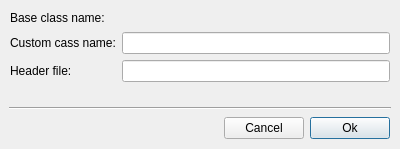
Qt form tools/designer/src/shared/promotetocustomwidgetdialog.ui (arnt/qt-history2) before a commit.
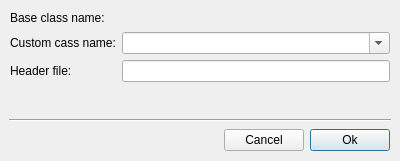
The same form after that commit.

Commit message:
Polished up the promote custom widget dialog
[git-p4: depot-paths = "//depot/qt/main/": change = 167055]

What changed in the file:
```diff
--- a/tools/designer/src/shared/promotetocustomwidgetdialog.ui
+++ b/tools/designer/src/shared/promotetocustomwidgetdialog.ui
@@ -12,7 +12,7 @@
     <x>0</x>
     <y>0</y>
     <width>400</width>
-    <height>149</height>
+    <height>161</height>
    </rect>
   </property>
   <property name="windowTitle" >
@@ -40,7 +40,7 @@
       <number>6</number>
      </property>
      <item row="1" column="1" >
-      <widget class="QLineEdit" name="m_class_name_input" >
+      <widget class="QComboBox" name="m_class_name_input" >
        <property name="objectName" >
         <string notr="true" >m_class_name_input</string>
        </property>
@@ -49,14 +49,19 @@
          <x>121</x>
          <y>21</y>
          <width>260</width>
-         <height>19</height>
+         <height>21</height>
         </rect>
        </property>
-       <property name="text" >
-        <string/>
+       <property name="sizePolicy" >
+        <sizepolicy>
+         <hsizetype>1</hsizetype>
+         <vsizetype>0</vsizetype>
+         <horstretch>0</horstretch>
+         <verstretch>0</verstretch>
+        </sizepolicy>
        </property>
-       <property name="echoMode" >
-        <enum>QLineEdit::Normal</enum>
+       <property name="editable" >
+        <bool>true</bool>
        </property>
       </widget>
      </item>
@@ -210,9 +215,9 @@
      <property name="geometry" >
       <rect>
        <x>9</x>
-       <y>81</y>
+       <y>83</y>
        <width>382</width>
-       <height>17</height>
+       <height>27</height>
       </rect>
      </property>
      <property name="orientation" >
@@ -220,8 +225,8 @@
      </property>
      <property name="sizeHint" >
       <size>
-       <width>20</width>
-       <height>81</height>
+       <width>382</width>
+       <height>21</height>
       </size>
      </property>
     </spacer>
@@ -234,7 +239,7 @@
      <property name="geometry" >
       <rect>
        <x>9</x>
-       <y>104</y>
+       <y>116</y>
        <width>382</width>
        <height>3</height>
       </rect>
```
Left out of the diff: 106 changed lines with no effect on the pictures. The commit also changes 5 other files.
